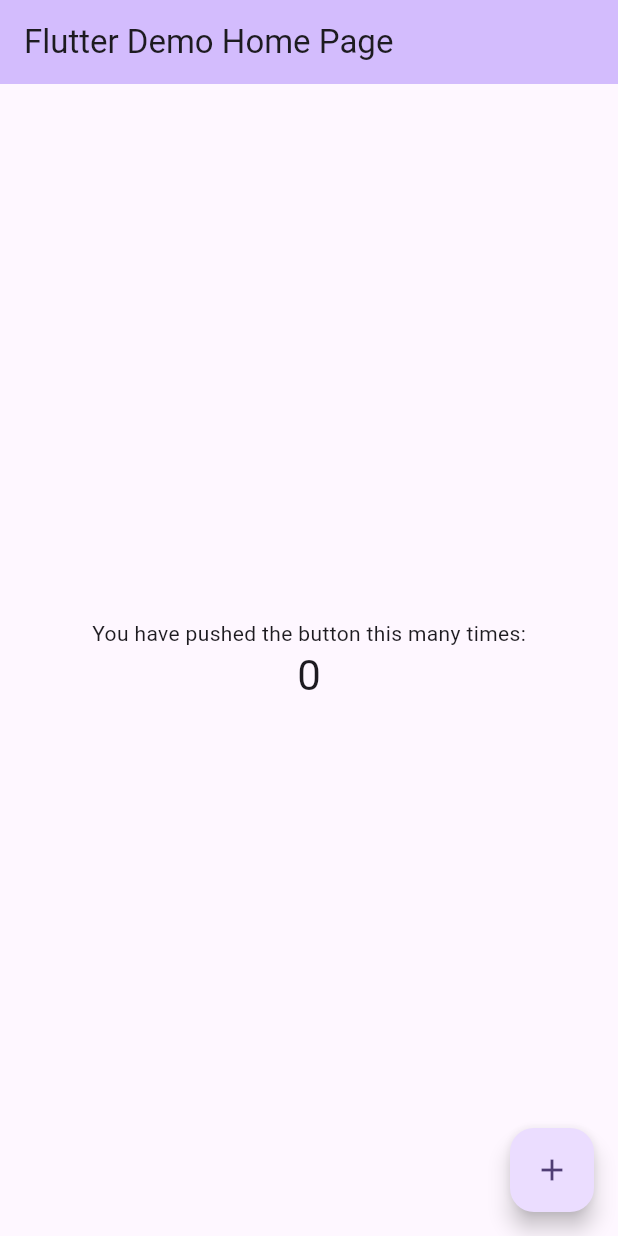
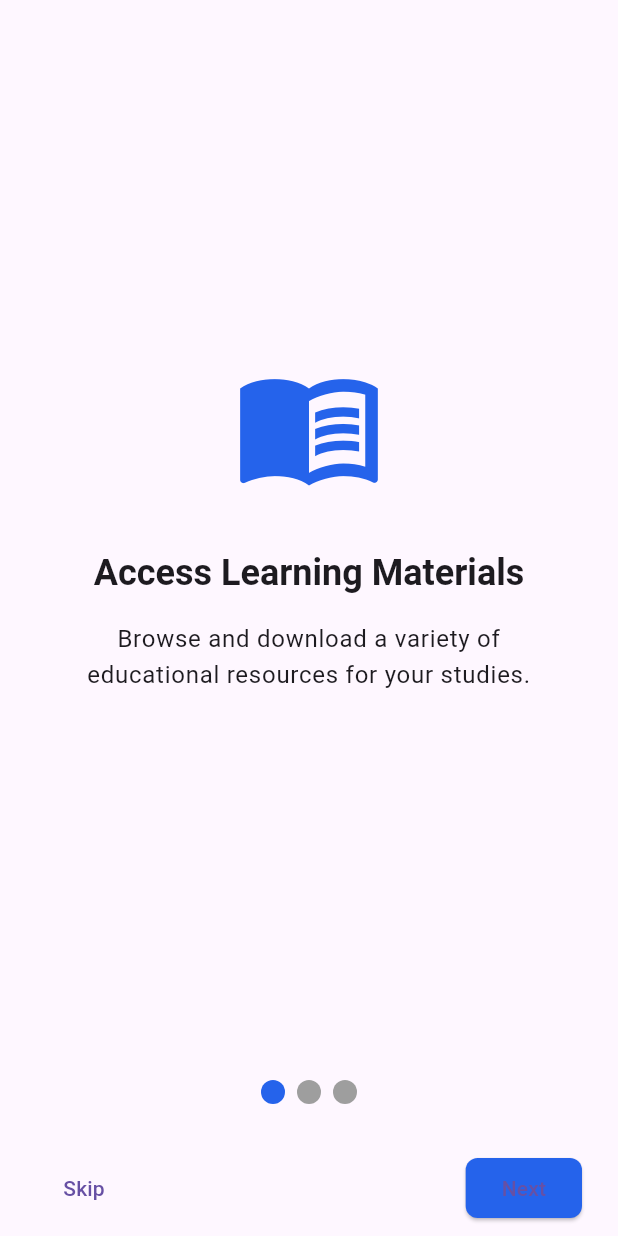
Before and after one commit to Faqih001/learning_material_downloader-app, a Flutter app: the screen it shows after launch, on a phone screen of 412 x 824 dp. Run offline on Flutter 3.47's test engine with Material 3 defaults, Android fonts, the phone set to English and light mode, and no system bars; drawn by our look-alikes of smooth_page_indicator; our stand-ins replace flutter_bloc.

Commit message:
Refactor main app structure and add onboarding screen with navigation

```diff
--- a/lib/main.dart
+++ b/lib/main.dart
@@ -1,122 +1,39 @@
 import 'package:flutter/material.dart';
+import 'package:flutter_bloc/flutter_bloc.dart';
+import 'utils/theme.dart';
+import 'screens/onboarding_screen.dart';
+import 'screens/auth_screen.dart';
+import 'screens/home_screen.dart';
+import 'screens/search_screen.dart';
+import 'screens/upload_screen.dart';
+import 'screens/chatbot_screen.dart';
+import 'screens/map_screen.dart';
+import 'screens/profile_screen.dart';
 
 void main() {
-  runApp(const MyApp());
+  runApp(const LearningDownloaderApp());
 }
 
-class MyApp extends StatelessWidget {
-  const MyApp({super.key});
+class LearningDownloaderApp extends StatelessWidget {
+  const LearningDownloaderApp({super.key});
 
-  // This widget is the root of your application.
   @override
   Widget build(BuildContext context) {
     return MaterialApp(
-      title: 'Flutter Demo',
-      theme: ThemeData(
-        // This is the theme of your application.
-        //
-        // TRY THIS: Try running your application with "flutter run". You'll see
-        // the application has a purple toolbar. Then, without quitting the app,
-        // try changing the seedColor in the colorScheme below to Colors.green
-        // and then invoke "hot reload" (save your changes or press the "hot
-        // reload" button in a Flutter-supported IDE, or press "r" if you used
-        // the command line to start the app).
-        //
-        // Notice that the counter didn't reset back to zero; the application
-        // state is not lost during the reload. To reset the state, use hot
-        // restart instead.
-        //
-        // This works for code too, not just values: Most code changes can be
-        // tested with just a hot reload.
-        colorScheme: ColorScheme.fromSeed(seedColor: Colors.deepPurple),
-      ),
-      home: const MyHomePage(title: 'Flutter Demo Home Page'),
+      title: 'Learning Downloader',
+      debugShowCheckedModeBanner: false,
+      theme: AppTheme.lightTheme,
+      initialRoute: '/onboarding',
+      routes: {
+        '/onboarding': (context) => const OnboardingScreen(),
+        '/auth': (context) => const AuthScreen(),
+        '/home': (context) => const HomeScreen(),
+        '/search': (context) => const SearchScreen(),
+        '/upload': (context) => const UploadScreen(),
+        '/chatbot': (context) => const ChatbotScreen(),
+        '/map': (context) => const MapScreen(),
+        '/profile': (context) => const ProfileScreen(),
+      },
     );
   }
 }
-
-class MyHomePage extends StatefulWidget {
-  const MyHomePage({super.key, required this.title});
-
-  // This widget is the home page of your application. It is stateful, meaning
-  // that it has a State object (defined below) that contains fields that affect
-  // how it looks.
-
-  // This class is the configuration for the state. It holds the values (in this
-  // case the title) provided by the parent (in this case the App widget) and
-  // used by the build method of the State. Fields in a Widget subclass are
-  // always marked "final".
-
-  final String title;
-
-  @override
-  State<MyHomePage> createState() => _MyHomePageState();
-}
-
-class _MyHomePageState extends State<MyHomePage> {
-  int _counter = 0;
-
-  void _incrementCounter() {
-    setState(() {
-      // This call to setState tells the Flutter framework that something has
-      // changed in this State, which causes it to rerun the build method below
-      // so that the display can reflect the updated values. If we changed
-      // _counter without calling setState(), then the build method would not be
-      // called again, and so nothing would appear to happen.
-      _counter++;
-    });
-  }
-
-  @override
-  Widget build(BuildContext context) {
-    // This method is rerun every time setState is called, for instance as done
-    // by the _incrementCounter method above.
-    //
-    // The Flutter framework has been optimized to make rerunning build methods
-    // fast, so that you can just rebuild anything that needs updating rather
-    // than having to individually change instances of widgets.
-    return Scaffold(
-      appBar: AppBar(
-        // TRY THIS: Try changing the color here to a specific color (to
-        // Colors.amber, perhaps?) and trigger a hot reload to see the AppBar
-        // change color while the other colors stay the same.
-        backgroundColor: Theme.of(context).colorScheme.inversePrimary,
-        // Here we take the value from the MyHomePage object that was created by
-        // the App.build method, and use it to set our appbar title.
-        title: Text(widget.title),
-      ),
-      body: Center(
-        // Center is a layout widget. It takes a single child and positions it
-        // in the middle of the parent.
-        child: Column(
-          // Column is also a layout widget. It takes a list of children and
-          // arranges them vertically. By default, it sizes itself to fit its
-          // children horizontally, and tries to be as tall as its parent.
-          //
-          // Column has various properties to control how it sizes itself and
-          // how it positions its children. Here we use mainAxisAlignment to
-          // center the children vertically; the main axis here is the vertical
-          // axis because Columns are vertical (the cross axis would be
-          // horizontal).
-          //
-          // TRY THIS: Invoke "debug painting" (choose the "Toggle Debug Paint"
-          // action in the IDE, or press "p" in the console), to see the
-          // wireframe for each widget.
-          mainAxisAlignment: MainAxisAlignment.center,
-          children: <Widget>[
-            const Text('You have pushed the button this many times:'),
-            Text(
-              '$_counter',
-              style: Theme.of(context).textTheme.headlineMedium,
-            ),
-          ],
-        ),
-      ),
-      floatingActionButton: FloatingActionButton(
-        onPressed: _incrementCounter,
-        tooltip: 'Increment',
-        child: const Icon(Icons.add),
-      ), // This trailing comma makes auto-formatting nicer for build methods.
-    );
-  }
-}
--- /dev/null
+++ b/lib/screens/onboarding_screen.dart
@@ -0,0 +1,116 @@
+import 'package:flutter/material.dart';
+import 'package:smooth_page_indicator/smooth_page_indicator.dart';
+
+class OnboardingScreen extends StatefulWidget {
+  const OnboardingScreen({super.key});
+
+  @override
+  State<OnboardingScreen> createState() => _OnboardingScreenState();
+}
+
+class _OnboardingScreenState extends State<OnboardingScreen> {
+  final PageController _controller = PageController();
+  int _currentPage = 0;
+
+  final List<_OnboardingPage> _pages = const [
+    _OnboardingPage(
+      icon: Icons.menu_book,
+      title: 'Access Learning Materials',
+      description: 'Browse and download a variety of educational resources for your studies.',
+    ),
+    _OnboardingPage(
+      icon: Icons.location_on,
+      title: 'Find Nearby Libraries',
+      description: 'Locate libraries near you and explore their collections easily.',
+    ),
+    _OnboardingPage(
+      icon: Icons.smart_toy,
+      title: 'AI Study Assistant',
+      description: 'Get help from an AI assistant to boost your learning experience.',
+    ),
+  ];
+
+  void _onNext() {
+    if (_currentPage < _pages.length - 1) {
+      _controller.nextPage(duration: const Duration(milliseconds: 300), curve: Curves.easeInOut);
+    } else {
+      Navigator.pushReplacementNamed(context, '/auth');
+    }
+  }
+
+  void _onSkip() {
+    Navigator.pushReplacementNamed(context, '/auth');
+  }
+
+  @override
+  Widget build(BuildContext context) {
+    return Scaffold(
+      body: SafeArea(
+        child: Column(
+          children: [
+            Expanded(
+              child: PageView.builder(
+                controller: _controller,
+                itemCount: _pages.length,
+                onPageChanged: (index) => setState(() => _currentPage = index),
+                itemBuilder: (context, index) => _pages[index],
+              ),
+            ),
+            Padding(
+              padding: const EdgeInsets.symmetric(vertical: 24.0),
+              child: SmoothPageIndicator(
+                controller: _controller,
+                count: _pages.length,
+                effect: const WormEffect(dotColor: Colors.grey, activeDotColor: Color(0xFF2563EB)),
+              ),
+            ),
+            Padding(
+              padding: const EdgeInsets.symmetric(horizontal: 24.0, vertical: 8.0),
+              child: Row(
+                mainAxisAlignment: MainAxisAlignment.spaceBetween,
+                children: [
+                  TextButton(
+                    onPressed: _onSkip,
+                    child: const Text('Skip'),
+                  ),
+                  ElevatedButton(
+                    onPressed: _onNext,
+                    style: ElevatedButton.styleFrom(
+                      backgroundColor: const Color(0xFF2563EB),
+                      shape: RoundedRectangleBorder(borderRadius: BorderRadius.circular(8)),
+                    ),
+                    child: Text(_currentPage == _pages.length - 1 ? 'Get Started' : 'Next'),
+                  ),
+                ],
+              ),
+            ),
+          ],
+        ),
+      ),
+    );
+  }
+}
+
+class _OnboardingPage extends StatelessWidget {
+  final IconData icon;
+  final String title;
+  final String description;
+  const _OnboardingPage({required this.icon, required this.title, required this.description});
+
+  @override
+  Widget build(BuildContext context) {
+    return Padding(
+      padding: const EdgeInsets.symmetric(horizontal: 32.0, vertical: 48.0),
+      child: Column(
+        mainAxisAlignment: MainAxisAlignment.center,
+        children: [
+          Icon(icon, size: 100, color: const Color(0xFF2563EB)),
+          const SizedBox(height: 32),
+          Text(title, style: Theme.of(context).textTheme.headlineSmall?.copyWith(fontWeight: FontWeight.bold)),
+          const SizedBox(height: 16),
+          Text(description, style: Theme.of(context).textTheme.bodyLarge, textAlign: TextAlign.center),
+        ],
+      ),
+    );
+  }
+}
```
